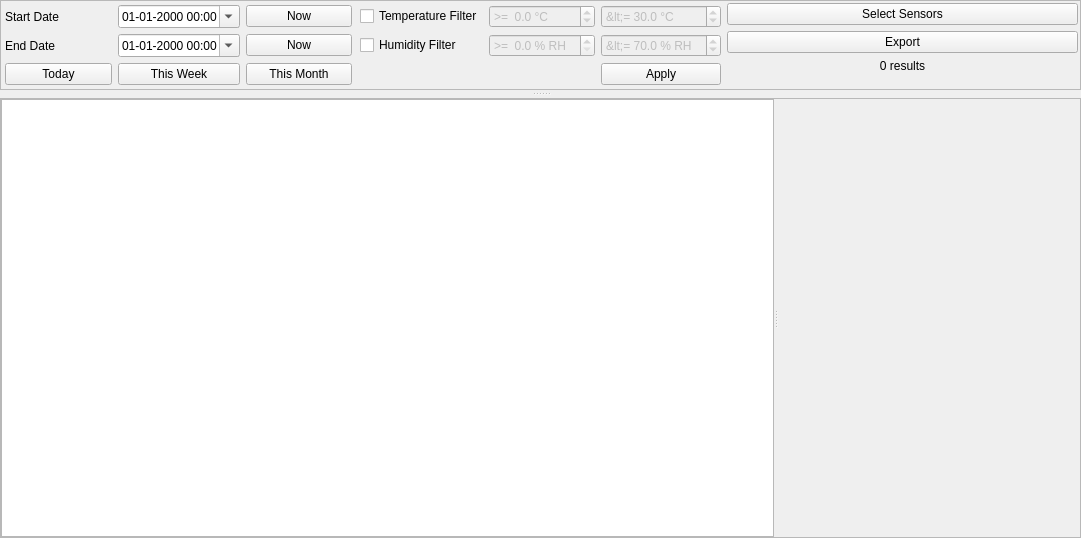
Old version of the form manager/src/MeasurementsWidget.ui in the repository porkmarks/sense.
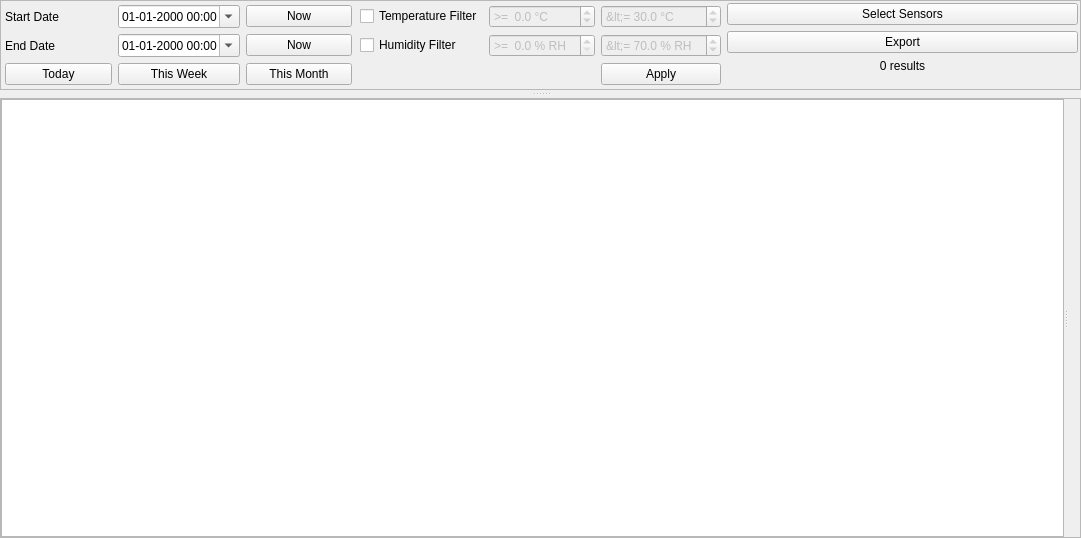
New version of the form. Icons and pictures are not drawn.

What changed in the file:
```diff
--- a/manager/src/MeasurementsWidget.ui
+++ b/manager/src/MeasurementsWidget.ui
@@ -477,7 +477,14 @@
            <bool>true</bool>
           </property>
          </widget>
-         <widget class="QWidget" name="plotWidget" native="true"/>
+         <widget class="QWidget" name="plotWidget" native="true">
+          <property name="maximumSize">
+           <size>
+            <width>12</width>
+            <height>16777215</height>
+           </size>
+          </property>
+         </widget>
         </widget>
        </item>
       </layout>
```
Left out of the diff: 8 changed lines with no effect on the pictures.
